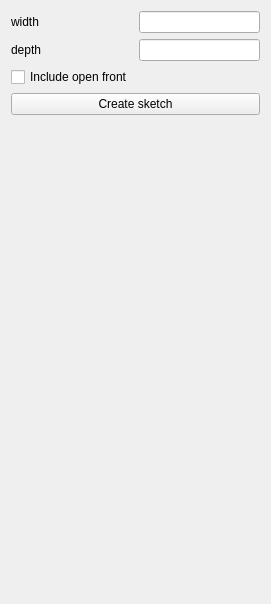
Old version of the form freecad/freegrid/resources/ui/sketch.ui in the repository instancezero/in3dca-freegrid.
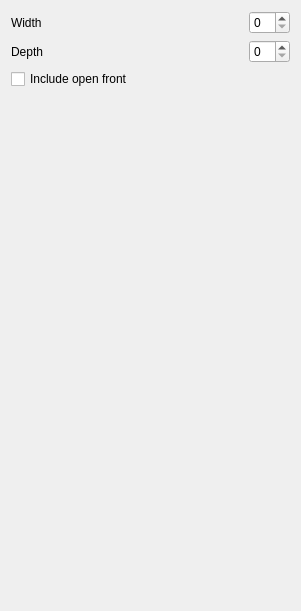
New version of the form.

Commit message:
chore: refactor the UI for sketcher
- Use spinBox instead of QLineEdit
- Use built-in `Cancel` and `OK` buttons
- Use horizontal box layouts and spacers

```diff
--- a/freecad/freegrid/resources/ui/sketch.ui
+++ b/freecad/freegrid/resources/ui/sketch.ui
@@ -6,8 +6,8 @@
    <rect>
     <x>0</x>
     <y>0</y>
-    <width>271</width>
-    <height>604</height>
+    <width>301</width>
+    <height>611</height>
    </rect>
   </property>
   <property name="windowTitle">
@@ -15,56 +15,68 @@
   </property>
   <layout class="QVBoxLayout" name="verticalLayout">
    <item>
-    <layout class="QGridLayout" name="parameters">
-     <item row="0" column="0">
+    <layout class="QHBoxLayout" name="horizontalLayout">
+     <item>
       <widget class="QLabel" name="widthLabel">
        <property name="toolTip">
         <string extracomment="Number of 50[mm] units in x direction"/>
        </property>
        <property name="text">
-        <string>width</string>
+        <string>Width</string>
        </property>
       </widget>
      </item>
-     <item row="0" column="1">
-      <widget class="QLineEdit" name="sketch_x">
-       <property name="readOnly">
-        <bool>false</bool>
+     <item>
+      <spacer name="horizontalSpacer">
+       <property name="orientation">
+        <enum>Qt::Horizontal</enum>
        </property>
-      </widget>
-     </item>
-     <item row="4" column="0" colspan="2">
-      <widget class="QPushButton" name="inside_sketch_button">
-       <property name="text">
-        <string>Create sketch</string>
+       <property name="sizeHint" stdset="0">
+        <size>
+         <width>40</width>
+         <height>20</height>
+        </size>
        </property>
-      </widget>
+      </spacer>
      </item>
-     <item row="5" column="0" colspan="2">
-      <widget class="QLabel" name="validationMessage">
-       <property name="wordWrap">
-        <bool>true</bool>
-       </property>
-      </widget>
+     <item>
+      <widget class="QSpinBox" name="sketch_x"/>
      </item>
-     <item row="1" column="1">
-      <widget class="QLineEdit" name="sketch_y">
-       <property name="readOnly">
-        <bool>false</bool>
-       </property>
-      </widget>
-     </item>
-     <item row="1" column="0">
+    </layout>
+   </item>
+   <item>
+    <layout class="QHBoxLayout" name="horizontalLayout_2">
+     <item>
       <widget class="QLabel" name="depthLabel">
        <property name="toolTip">
         <string extracomment="Number of 50[mm] units in y direction"/>
        </property>
        <property name="text">
-        <string>depth</string>
+        <string>Depth</string>
        </property>
       </widget>
      </item>
-     <item row="3" column="0">
+     <item>
+      <spacer name="horizontalSpacer_2">
+       <property name="orientation">
+        <enum>Qt::Horizontal</enum>
+       </property>
+       <property name="sizeHint" stdset="0">
+        <size>
+         <width>40</width>
+         <height>20</height>
+        </size>
+       </property>
+      </spacer>
+     </item>
+     <item>
+      <widget class="QSpinBox" name="sketch_y"/>
+     </item>
+    </layout>
+   </item>
+   <item>
+    <layout class="QHBoxLayout" name="horizontalLayout_3">
+     <item>
       <widget class="QCheckBox" name="sketch_open_front">
        <property name="toolTip">
         <string/>
@@ -76,6 +88,19 @@
      </item>
     </layout>
    </item>
+   <item>
+    <spacer name="verticalSpacer">
+     <property name="orientation">
+      <enum>Qt::Vertical</enum>
+     </property>
+     <property name="sizeHint" stdset="0">
+      <size>
+       <width>20</width>
+       <height>40</height>
+      </size>
+     </property>
+    </spacer>
+   </item>
   </layout>
  </widget>
  <resources/>
```
The commit also changes 2 other files.
